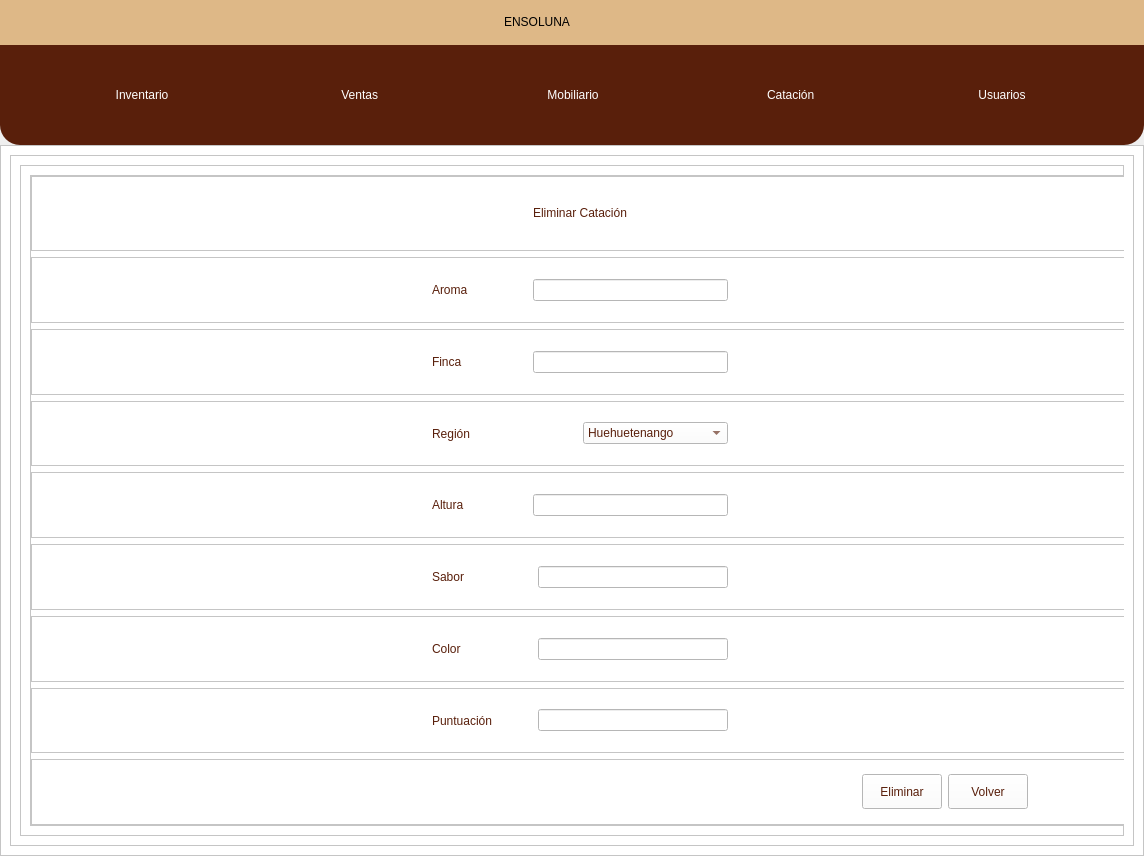
This is views/designs/DB1.ui in andree-ro/BaseDatosEnsoluna as Qt 5 draws it before an edit. The edited form follows.
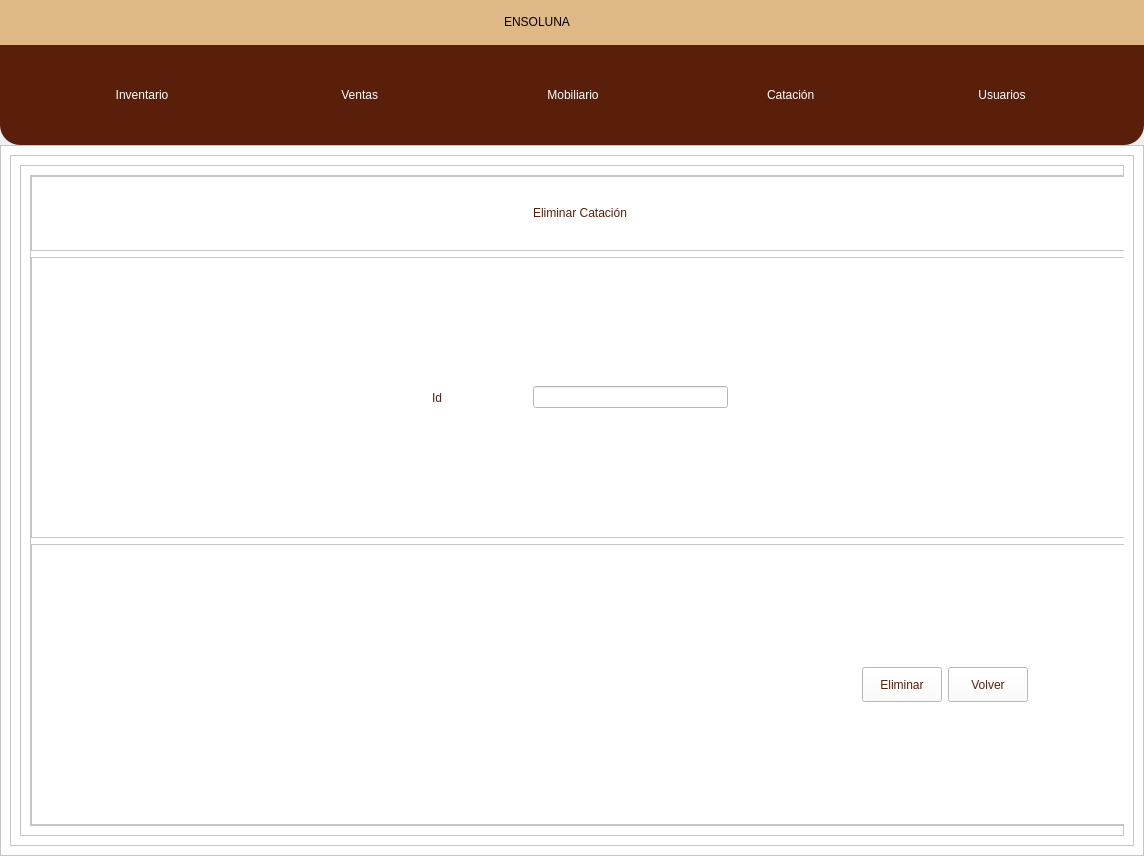
This is the edited form. The open tabs and pages were chosen to show the change. Icons and pictures are not drawn.

Commit message: Excepciones en todos los metodos y eliminacion de catacion por id

```diff
--- a/views/designs/DB1.ui
+++ b/views/designs/DB1.ui
@@ -4323,51 +4323,6 @@
                       </layout>
                      </widget>
                     </item>
-                    <item>
-                     <widget class="QFrame" name="frame_160">
-                      <property name="frameShape">
-                       <enum>QFrame::StyledPanel</enum>
-                      </property>
-                      <property name="frameShadow">
-                       <enum>QFrame::Raised</enum>
-                      </property>
-                      <layout class="QHBoxLayout" name="horizontalLayout_97">
-                       <property name="leftMargin">
-                        <number>400</number>
-                       </property>
-                       <property name="rightMargin">
-                        <number>400</number>
-                       </property>
-                       <item>
-                        <widget class="QLabel" name="label_87">
-                         <property name="styleSheet">
-                          <string notr="true">color: rgb(89, 31, 11);
-font: 75 10pt &quot;Open Sans Semibold&quot;</string>
-                         </property>
-                         <property name="text">
-                          <string>Aroma</string>
-                         </property>
-                        </widget>
-                       </item>
-                       <item>
-                        <widget class="QLineEdit" name="aroma_catacion_3">
-                         <property name="minimumSize">
-                          <size>
-                           <width>195</width>
-                           <height>0</height>
-                          </size>
-                         </property>
-                         <property name="maximumSize">
-                          <size>
-                           <width>190</width>
-                           <height>16777215</height>
-                          </size>
-                         </property>
-                        </widget>
-                       </item>
-                      </layout>
-                     </widget>
-                    </item>
                     <item>
                      <widget class="QFrame" name="frame_154">
                       <property name="frameShape">
@@ -4390,7 +4345,7 @@
 font: 75 10pt &quot;Open Sans Semibold&quot;</string>
                          </property>
                          <property name="text">
-                          <string>Finca</string>
+                          <string>Id</string>
                          </property>
                         </widget>
                        </item>
@@ -4413,257 +4368,6 @@
                       </layout>
                      </widget>
                     </item>
-                    <item>
-                     <widget class="QFrame" name="frame_153">
-                      <property name="frameShape">
-                       <enum>QFrame::StyledPanel</enum>
-                      </property>
-                      <property name="frameShadow">
-                       <enum>QFrame::Raised</enum>
-                      </property>
-                      <layout class="QHBoxLayout" name="horizontalLayout_91">
-                       <property name="leftMargin">
-                        <number>400</number>
-                       </property>
-                       <property name="rightMargin">
-                        <number>400</number>
-                       </property>
-                       <item>
-                        <widget class="QLabel" name="label_82">
-                         <property name="styleSheet">
-                          <string notr="true">color: rgb(89, 31, 11);
-font: 75 10pt &quot;Open Sans Semibold&quot;</string>
-                         </property>
-                         <property name="text">
-                          <string>Región</string>
-                         </property>
-                        </widget>
-                       </item>
-                       <item>
-                        <widget class="QComboBox" name="region_catacion_3">
-                         <property name="styleSheet">
-                          <string notr="true">color: rgb(89, 31, 11);
-font: 75 10pt &quot;Open Sans Semibold&quot;</string>
-                         </property>
-                         <item>
-                          <property name="text">
-                           <string>Huehuetenango</string>
-                          </property>
-                         </item>
-                         <item>
-                          <property name="text">
-                           <string>San Marcos</string>
-                          </property>
-                         </item>
-                         <item>
-                          <property name="text">
-                           <string>Antigua Guatemala</string>
-                          </property>
-                         </item>
-                         <item>
-                          <property name="text">
-                           <string>Acatenango</string>
-                          </property>
-                         </item>
-                         <item>
-                          <property name="text">
-                           <string>Fraijanes</string>
-                          </property>
-                         </item>
-                         <item>
-                          <property name="text">
-                           <string>Coban</string>
-                          </property>
-                         </item>
-                         <item>
-                          <property name="text">
-                           <string>Nuevo Oriente</string>
-                          </property>
-                         </item>
-                         <item>
-                          <property name="text">
-                           <string>Atitlan</string>
-                          </property>
-                         </item>
-                        </widget>
-                       </item>
-                      </layout>
-                     </widget>
-                    </item>
-                    <item>
-                     <widget class="QFrame" name="frame_155">
-                      <property name="frameShape">
-                       <enum>QFrame::StyledPanel</enum>
-                      </property>
-                      <property name="frameShadow">
-                       <enum>QFrame::Raised</enum>
-                      </property>
-                      <layout class="QHBoxLayout" name="horizontalLayout_93">
-                       <property name="leftMargin">
-                        <number>400</number>
-                       </property>
-                       <property name="rightMargin">
-                        <number>400</number>
-                       </property>
-                       <item>
-                        <widget class="QLabel" name="label_84">
-                         <property name="styleSheet">
-                          <string notr="true">color: rgb(89, 31, 11);
-font: 75 10pt &quot;Open Sans Semibold&quot;</string>
-                         </property>
-                         <property name="text">
-                          <string>Altura</string>
-                         </property>
-                        </widget>
-                       </item>
-                       <item>
-                        <widget class="QLineEdit" name="altura_catacion_3">
-                         <property name="minimumSize">
-                          <size>
-                           <width>190</width>
-                           <height>0</height>
-                          </size>
-                         </property>
-                         <property name="maximumSize">
-                          <size>
-                           <width>195</width>
-                           <height>16777215</height>
-                          </size>
-                         </property>
-                        </widget>
-                       </item>
-                      </layout>
-                     </widget>
-                    </item>
-                    <item>
-                     <widget class="QFrame" name="frame_156">
-                      <property name="frameShape">
-                       <enum>QFrame::StyledPanel</enum>
-                      </property>
-                      <property name="frameShadow">
-                       <enum>QFrame::Raised</enum>
-                      </property>
-                      <layout class="QHBoxLayout" name="horizontalLayout_94">
-                       <property name="leftMargin">
-                        <number>400</number>
-                       </property>
-                       <property name="rightMargin">
-                        <number>400</number>
-                       </property>
-                       <item>
-                        <widget class="QLabel" name="label_85">
-                         <property name="styleSheet">
-                          <string notr="true">color: rgb(89, 31, 11);
-font: 75 10pt &quot;Open Sans Semibold&quot;</string>
-                         </property>
-                         <property name="text">
-                          <string>Sabor</string>
-                         </property>
-                        </widget>
-                       </item>
-                       <item>
-                        <widget class="QLineEdit" name="sabor_catacion_3">
-                         <property name="minimumSize">
-                          <size>
-                           <width>190</width>
-                           <height>0</height>
-                          </size>
-                         </property>
-                         <property name="maximumSize">
-                          <size>
-                           <width>190</width>
-                           <height>16777215</height>
-                          </size>
-                         </property>
-                        </widget>
-                       </item>
-                      </layout>
-                     </widget>
-                    </item>
-                    <item>
-                     <widget class="QFrame" name="frame_157">
-                      <property name="frameShape">
-                       <enum>QFrame::StyledPanel</enum>
-                      </property>
-                      <property name="frameShadow">
-                       <enum>QFrame::Raised</enum>
-                      </property>
-                      <layout class="QHBoxLayout" name="horizontalLayout_95">
-                       <property name="leftMargin">
-                        <number>400</number>
-                       </property>
-                       <property name="rightMargin">
-                        <number>400</number>
-                       </property>
-                       <item>
-                        <widget class="QLabel" name="label_86">
-                         <property name="styleSheet">
-                          <string notr="true">color: rgb(89, 31, 11);
-font: 75 10pt &quot;Open Sans Semibold&quot;</string>
-                         </property>
-                         <property name="text">
-                          <string>Color</string>
-                         </property>
-                        </widget>
-                       </item>
-                       <item>
-                        <widget class="QLineEdit" name="color_catacion_3">
-                         <property name="maximumSize">
-                          <size>
-                           <width>190</width>
-                           <height>16777215</height>
-                          </size>
-                         </property>
-                        </widget>
-                       </item>
-                      </layout>
-                     </widget>
-                    </item>
-                    <item>
-                     <widget class="QFrame" name="frame_161">
-                      <property name="frameShape">
-                       <enum>QFrame::StyledPanel</enum>
-                      </property>
-                      <property name="frameShadow">
-                       <enum>QFrame::Raised</enum>
-                      </property>
-                      <layout class="QHBoxLayout" name="horizontalLayout_98">
-                       <property name="leftMargin">
-                        <number>400</number>
-                       </property>
-                       <property name="rightMargin">
-                        <number>400</number>
-                       </property>
-                       <item>
-                        <widget class="QLabel" name="label_88">
-                         <property name="styleSheet">
-                          <string notr="true">color: rgb(89, 31, 11);
-font: 75 10pt &quot;Open Sans Semibold&quot;</string>
-                         </property>
-                         <property name="text">
-                          <string>Puntuación</string>
-                         </property>
-                        </widget>
-                       </item>
-                       <item>
-                        <widget class="QLineEdit" name="puntuacion_catacion_3">
-                         <property name="minimumSize">
-                          <size>
-                           <width>190</width>
-                           <height>0</height>
-                          </size>
-                         </property>
-                         <property name="maximumSize">
-                          <size>
-                           <width>190</width>
-                           <height>16777215</height>
-                          </size>
-                         </property>
-                        </widget>
-                       </item>
-                      </layout>
-                     </widget>
-                    </item>
                     <item>
                      <widget class="QFrame" name="frame_158">
                       <property name="frameShape">
```
Left out of the diff: 3 changed lines with no effect on the pictures. The commit also changes 6 other files.
